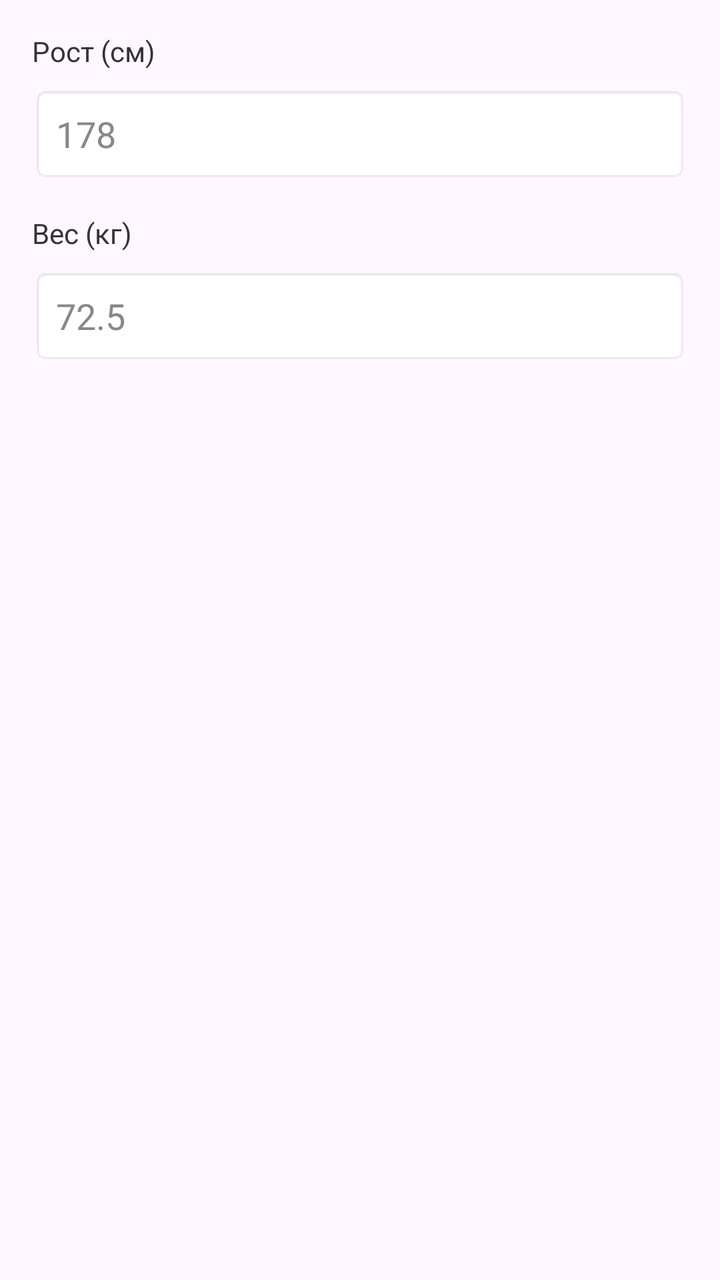
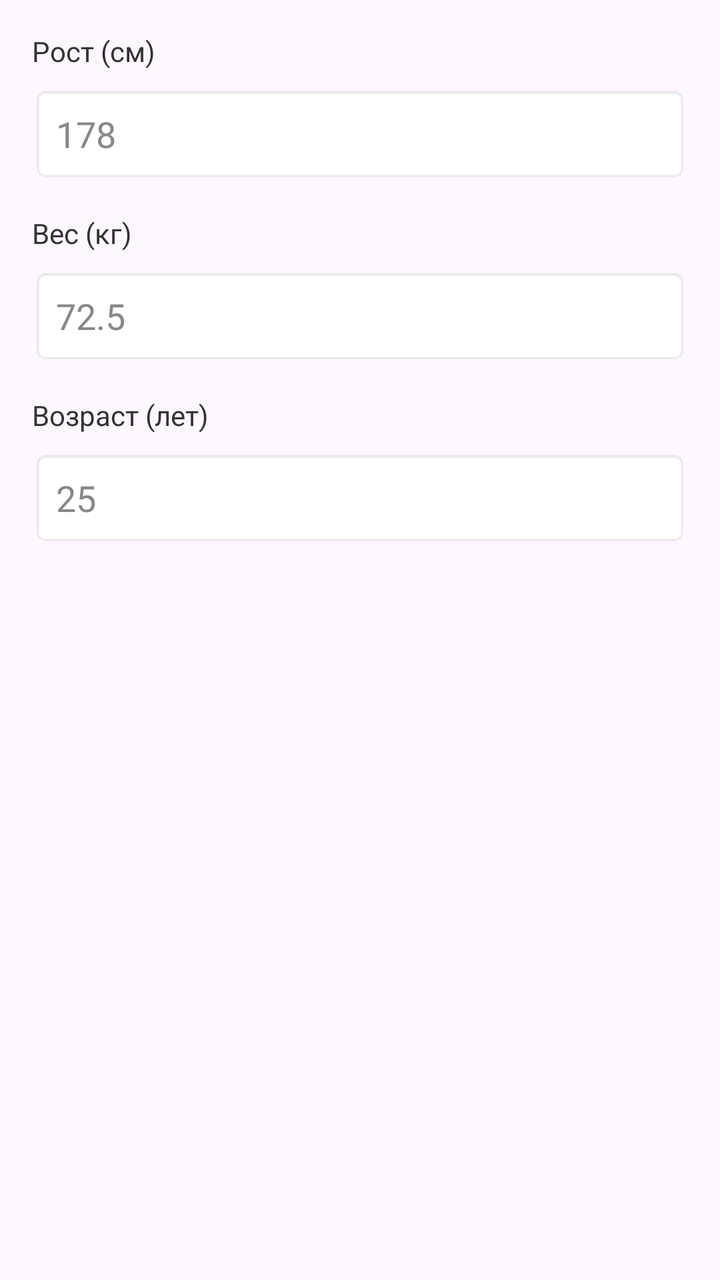

Before-and-after screenshots of an Android layout around one commit, followed by the original layout XML and the change that was made.
<!-- AndroidManifest.xml: application theme Theme.HealthSync -->
<!-- res/layout/dialog_edit_profile.xml -->
<?xml version="1.0" encoding="utf-8"?>

<LinearLayout xmlns:android="http://schemas.android.com/apk/res/android"
    android:layout_width="match_parent"
    android:layout_height="wrap_content"
    android:orientation="vertical"
    android:padding="16dp">

    <TextView
        android:layout_width="wrap_content"
        android:layout_height="wrap_content"
        android:text="Рост (см)"
        android:textSize="14sp"
        android:textColor="#333333"
        android:layout_marginBottom="8dp" />

    <EditText
        android:id="@+id/editHeightInput"
        android:layout_width="match_parent"
        android:layout_height="48dp"
        android:inputType="number"
        android:textColor="#000000"
        android:textColorHint="#888888"
        android:hint="178"
        android:padding="12dp"
        android:background="@android:drawable/editbox_background"
        android:layout_marginBottom="16dp" />

    <TextView
        android:layout_width="wrap_content"
        android:layout_height="wrap_content"
        android:text="Вес (кг)"
        android:textSize="14sp"
        android:textColor="#333333"
        android:layout_marginBottom="8dp" />

    <EditText
        android:id="@+id/editWeightInput"
        android:layout_width="match_parent"
        android:layout_height="48dp"
        android:inputType="numberDecimal"
        android:textColor="#000000"
        android:textColorHint="#888888"
        android:hint="72.5"
        android:padding="12dp"
        android:background="@android:drawable/editbox_background" />

</LinearLayout>
<!-- resources referenced by this layout -->
<resources>
  <style name="Theme.HealthSync" parent="Base.Theme.HealthSync" />
  <style name="Base.Theme.HealthSync" parent="Theme.Material3.DayNight.NoActionBar">
          
          
      </style>
</resources>

<!-- the commit's change to res/layout/dialog_edit_profile.xml (unified diff, before → after) -->
@@ -45,4 +45,24 @@
         android:padding="12dp"
         android:background="@android:drawable/editbox_background" />
 
+    <TextView
+        android:layout_width="wrap_content"
+        android:layout_height="wrap_content"
+        android:text="Возраст (лет)"
+        android:textSize="14sp"
+        android:textColor="#333333"
+        android:layout_marginBottom="8dp"
+        android:layout_marginTop="16dp" />
+
+    <EditText
+        android:id="@+id/editAgeInput"
+        android:layout_width="match_parent"
+        android:layout_height="48dp"
+        android:inputType="number"
+        android:hint="25"
+        android:textColor="#000000"
+        android:textColorHint="#888888"
+        android:padding="12dp"
+        android:background="@android:drawable/editbox_background" />
+
 </LinearLayout>
